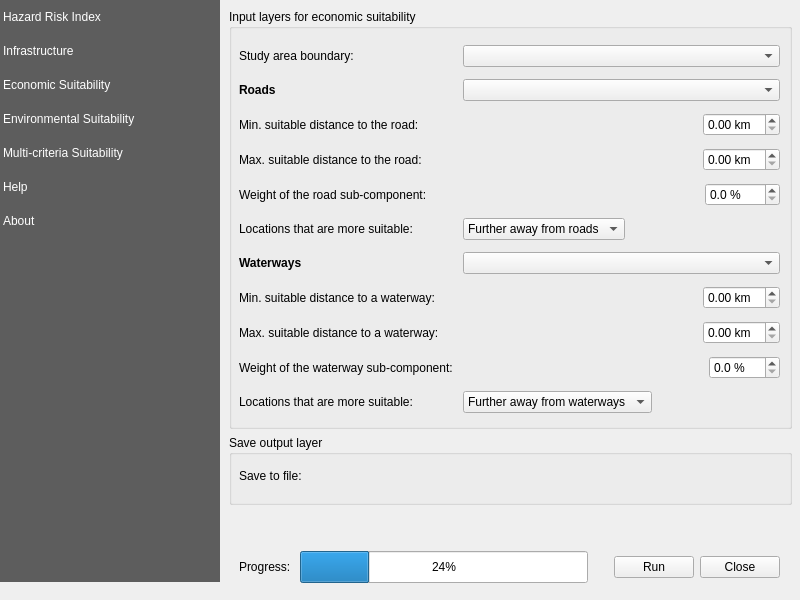
Qt form rasterriskassessmentplugin/resources/ui/main_dialog.ui (iiepdev/mcda-plugin) before a commit.
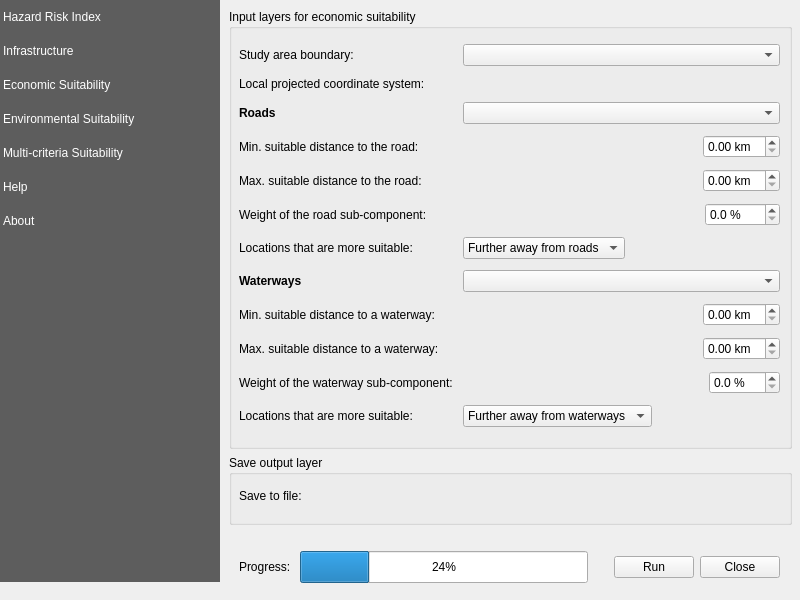
The same form after that commit. Custom widgets are drawn as their Qt base class.

Commit message: More common methods; working econ panel

What changed in the file:
```diff
--- a/rasterriskassessmentplugin/resources/ui/main_dialog.ui
+++ b/rasterriskassessmentplugin/resources/ui/main_dialog.ui
@@ -1345,7 +1345,7 @@
        <property name="minimumSize">
         <size>
          <width>0</width>
-         <height>420</height>
+         <height>440</height>
         </size>
        </property>
        <property name="title">
@@ -1357,165 +1357,11 @@
           <x>10</x>
           <y>30</y>
           <width>541</width>
-          <height>381</height>
+          <height>400</height>
          </rect>
         </property>
         <layout class="QGridLayout" name="gridLayout_20">
-         <item row="0" column="1">
-          <widget class="QgsMapLayerComboBox" name="econ_map_layer_cmb_bx_boundary">
-           <property name="iconSize">
-            <size>
-             <width>16</width>
-             <height>16</height>
-            </size>
-           </property>
-          </widget>
-         </item>
-         <item row="0" column="0">
-          <widget class="QLabel" name="label_78">
-           <property name="text">
-            <string>Study area boundary: </string>
-           </property>
-          </widget>
-         </item>
-         <item row="2" column="1">
-          <layout class="QHBoxLayout" name="horizontalLayout_2">
-           <item>
-            <spacer name="horizontalSpacer">
-             <property name="orientation">
-              <enum>Qt::Horizontal</enum>
-             </property>
-             <property name="sizeHint" stdset="0">
-              <size>
-               <width>40</width>
-               <height>20</height>
-              </size>
-             </property>
-            </spacer>
-           </item>
-           <item>
-            <widget class="QgsDoubleSpinBox" name="econ_dbl_spn_bx_road_min_dist">
-             <property name="sizePolicy">
-              <sizepolicy hsizetype="Fixed" vsizetype="Fixed">
-               <horstretch>0</horstretch>
-               <verstretch>0</verstretch>
-              </sizepolicy>
-             </property>
-             <property name="suffix">
-              <string> km</string>
-             </property>
-            </widget>
-           </item>
-          </layout>
-         </item>
-         <item row="4" column="0">
-          <widget class="QLabel" name="label_85">
-           <property name="text">
-            <string>Weight of the road sub-component:</string>
-           </property>
-          </widget>
-         </item>
-         <item row="2" column="0">
-          <widget class="QLabel" name="label_80">
-           <property name="text">
-            <string>Min. suitable distance to the road: </string>
-           </property>
-          </widget>
-         </item>
-         <item row="1" column="0">
-          <widget class="QLabel" name="label_82">
-           <property name="font">
-            <font>
-             <weight>75</weight>
-             <bold>true</bold>
-            </font>
-           </property>
-           <property name="text">
-            <string>Roads</string>
-           </property>
-          </widget>
-         </item>
-         <item row="4" column="1">
-          <layout class="QHBoxLayout" name="horizontalLayout_18">
-           <item>
-            <spacer name="horizontalSpacer_17">
-             <property name="orientation">
-              <enum>Qt::Horizontal</enum>
-             </property>
-             <property name="sizeHint" stdset="0">
-              <size>
-               <width>40</width>
-               <height>20</height>
-              </size>
-             </property>
-            </spacer>
-           </item>
-           <item>
-            <widget class="QgsDoubleSpinBox" name="econ_dbl_spn_bx_road_weight">
-             <property name="sizePolicy">
-              <sizepolicy hsizetype="Fixed" vsizetype="Fixed">
-               <horstretch>0</horstretch>
-               <verstretch>0</verstretch>
-              </sizepolicy>
-             </property>
-             <property name="suffix">
-              <string> % </string>
-             </property>
-             <property name="decimals">
-              <number>1</number>
-             </property>
-            </widget>
-           </item>
-          </layout>
-         </item>
-         <item row="3" column="0">
-          <widget class="QLabel" name="label_84">
-           <property name="text">
-            <string>Max. suitable distance to the road:</string>
-           </property>
-          </widget>
-         </item>
-         <item row="3" column="1">
-          <layout class="QHBoxLayout" name="horizontalLayout_17">
-           <item>
-            <spacer name="horizontalSpacer_16">
-             <property name="orientation">
-              <enum>Qt::Horizontal</enum>
-             </property>
-             <property name="sizeHint" stdset="0">
-              <size>
-               <width>40</width>
-               <height>20</height>
-              </size>
-             </property>
-            </spacer>
-           </item>
-           <item>
-            <widget class="QgsDoubleSpinBox" name="econ_dbl_spn_bx_road_max_dist">
-             <property name="sizePolicy">
-              <sizepolicy hsizetype="Fixed" vsizetype="Fixed">
-               <horstretch>0</horstretch>
-               <verstretch>0</verstretch>
-              </sizepolicy>
-             </property>
-             <property name="suffix">
-              <string> km</string>
-             </property>
-            </widget>
-           </item>
-          </layout>
-         </item>
-         <item row="1" column="1">
-          <widget class="QgsMapLayerComboBox" name="econ_map_layer_cmb_bx_roads">
-           <property name="iconSize">
-            <size>
-             <width>16</width>
-             <height>16</height>
-            </size>
-           </property>
-          </widget>
-         </item>
-         <item row="5" column="1">
+         <item row="6" column="1">
           <widget class="QComboBox" name="econ_cmb_bx_near_roads">
            <property name="sizePolicy">
             <sizepolicy hsizetype="Fixed" vsizetype="Fixed">
@@ -1535,58 +1381,7 @@
            </item>
           </widget>
          </item>
-         <item row="5" column="0">
-          <widget class="QLabel" name="label_88">
-           <property name="text">
-            <string>Locations that are more suitable: </string>
-           </property>
-          </widget>
-         </item>
-         <item row="8" column="0">
-          <widget class="QLabel" name="label_87">
-           <property name="text">
-            <string>Max. suitable distance to a waterway:</string>
-           </property>
-          </widget>
-         </item>
          <item row="8" column="1">
-          <layout class="QHBoxLayout" name="horizontalLayout_20">
-           <item>
-            <spacer name="horizontalSpacer_19">
-             <property name="orientation">
-              <enum>Qt::Horizontal</enum>
-             </property>
-             <property name="sizeHint" stdset="0">
-              <size>
-               <width>40</width>
-               <height>20</height>
-              </size>
-             </property>
-            </spacer>
-           </item>
-           <item>
-            <widget class="QgsDoubleSpinBox" name="econ_dbl_spn_bx_water_max_dist">
-             <property name="sizePolicy">
-              <sizepolicy hsizetype="Fixed" vsizetype="Fixed">
-               <horstretch>0</horstretch>
-               <verstretch>0</verstretch>
-              </sizepolicy>
-             </property>
-             <property name="suffix">
-              <string> km</string>
-             </property>
-            </widget>
-           </item>
-          </layout>
-         </item>
-         <item row="7" column="0">
-          <widget class="QLabel" name="label_81">
-           <property name="text">
-            <string>Min. suitable distance to a waterway: </string>
-           </property>
-          </widget>
-         </item>
-         <item row="7" column="1">
           <layout class="QHBoxLayout" name="horizontalLayout_19">
            <item>
             <spacer name="horizontalSpacer_18">
@@ -1616,14 +1411,97 @@
            </item>
           </layout>
          </item>
-         <item row="9" column="0">
-          <widget class="QLabel" name="label_86">
+         <item row="4" column="1">
+          <layout class="QHBoxLayout" name="horizontalLayout_17">
+           <item>
+            <spacer name="horizontalSpacer_16">
+             <property name="orientation">
+              <enum>Qt::Horizontal</enum>
+             </property>
+             <property name="sizeHint" stdset="0">
+              <size>
+               <width>40</width>
+               <height>20</height>
+              </size>
+             </property>
+            </spacer>
+           </item>
+           <item>
+            <widget class="QgsDoubleSpinBox" name="econ_dbl_spn_bx_road_max_dist">
+             <property name="sizePolicy">
+              <sizepolicy hsizetype="Fixed" vsizetype="Fixed">
+               <horstretch>0</horstretch>
+               <verstretch>0</verstretch>
+              </sizepolicy>
+             </property>
+             <property name="suffix">
+              <string> km</string>
+             </property>
+            </widget>
+           </item>
+          </layout>
+         </item>
+         <item row="2" column="0">
+          <widget class="QLabel" name="label_82">
+           <property name="font">
+            <font>
+             <weight>75</weight>
+             <bold>true</bold>
+            </font>
+           </property>
            <property name="text">
-            <string>Weight of the waterway sub-component: </string>
+            <string>Roads</string>
            </property>
           </widget>
          </item>
-         <item row="10" column="1">
+         <item row="9" column="1">
+          <layout class="QHBoxLayout" name="horizontalLayout_20">
+           <item>
+            <spacer name="horizontalSpacer_19">
+             <property name="orientation">
+              <enum>Qt::Horizontal</enum>
+             </property>
+             <property name="sizeHint" stdset="0">
+              <size>
+               <width>40</width>
+               <height>20</height>
+              </size>
+             </property>
+            </spacer>
+           </item>
+           <item>
+            <widget class="QgsDoubleSpinBox" name="econ_dbl_spn_bx_water_max_dist">
+             <property name="sizePolicy">
+              <sizepolicy hsizetype="Fixed" vsizetype="Fixed">
+               <horstretch>0</horstretch>
+               <verstretch>0</verstretch>
+              </sizepolicy>
+             </property>
+             <property name="suffix">
+              <string> km</string>
+             </property>
+            </widget>
+           </item>
+          </layout>
+         </item>
+         <item row="0" column="1">
+          <widget class="QgsMapLayerComboBox" name="econ_map_layer_cmb_bx_boundary">
+           <property name="iconSize">
+            <size>
+             <width>16</width>
+             <height>16</height>
+            </size>
+           </property>
+          </widget>
+         </item>
+         <item row="4" column="0">
+          <widget class="QLabel" name="label_84">
+           <property name="text">
+            <string>Max. suitable distance to the road:</string>
+           </property>
+          </widget>
+         </item>
+         <item row="11" column="1">
           <widget class="QComboBox" name="econ_cmb_bx_near_water">
            <property name="sizePolicy">
             <sizepolicy hsizetype="Fixed" vsizetype="Fixed">
@@ -1643,14 +1521,7 @@
            </item>
           </widget>
          </item>
-         <item row="10" column="0">
-          <widget class="QLabel" name="label">
-           <property name="text">
-            <string>Locations that are more suitable: </string>
-           </property>
-          </widget>
-         </item>
-         <item row="6" column="0">
+         <item row="7" column="0">
           <widget class="QLabel" name="label_83">
            <property name="font">
             <font>
@@ -1663,7 +1534,55 @@
            </property>
           </widget>
          </item>
-         <item row="9" column="1">
+         <item row="1" column="0">
+          <widget class="QLabel" name="label_89">
+           <property name="text">
+            <string>Local projected coordinate system:</string>
+           </property>
+          </widget>
+         </item>
+         <item row="1" column="1">
+          <widget class="QgsProjectionSelectionWidget" name="econ_crs_widget" native="true">
+           <property name="sizePolicy">
+            <sizepolicy hsizetype="Preferred" vsizetype="Fixed">
+             <horstretch>0</horstretch>
+             <verstretch>0</verstretch>
+            </sizepolicy>
+           </property>
+          </widget>
+         </item>
+         <item row="0" column="0">
+          <widget class="QLabel" name="label_78">
+           <property name="text">
+            <string>Study area boundary: </string>
+           </property>
+          </widget>
+         </item>
+         <item row="5" column="0">
+          <widget class="QLabel" name="label_85">
+           <property name="text">
+            <string>Weight of the road sub-component:</string>
+           </property>
+          </widget>
+         </item>
+         <item row="10" column="0">
+          <widget class="QLabel" name="label_86">
+           <property name="text">
+            <string>Weight of the waterway sub-component: </string>
+           </property>
+          </widget>
+         </item>
+         <item row="7" column="1">
+          <widget class="QgsMapLayerComboBox" name="econ_map_layer_cmb_bx_waterways">
+           <property name="iconSize">
+            <size>
+             <width>16</width>
+             <height>16</height>
+            </size>
+           </property>
+          </widget>
+         </item>
+         <item row="10" column="1">
           <layout class="QHBoxLayout" name="horizontalLayout_21">
            <item>
             <spacer name="horizontalSpacer_20">
@@ -1696,8 +1615,106 @@
            </item>
           </layout>
          </item>
-         <item row="6" column="1">
-          <widget class="QgsMapLayerComboBox" name="econ_map_layer_cmb_bx_waterways">
+         <item row="11" column="0">
+          <widget class="QLabel" name="label">
+           <property name="text">
+            <string>Locations that are more suitable: </string>
+           </property>
+          </widget>
+         </item>
+         <item row="8" column="0">
+          <widget class="QLabel" name="label_81">
+           <property name="text">
+            <string>Min. suitable distance to a waterway: </string>
+           </property>
+          </widget>
+         </item>
+         <item row="3" column="0">
+          <widget class="QLabel" name="label_80">
+           <property name="text">
+            <string>Min. suitable distance to the road: </string>
+           </property>
+          </widget>
+         </item>
+         <item row="3" column="1">
+          <layout class="QHBoxLayout" name="horizontalLayout_2">
+           <item>
+            <spacer name="horizontalSpacer">
+             <property name="orientation">
+              <enum>Qt::Horizontal</enum>
+             </property>
+             <property name="sizeHint" stdset="0">
+              <size>
+               <width>40</width>
+               <height>20</height>
+              </size>
+             </property>
+            </spacer>
+           </item>
+           <item>
+            <widget class="QgsDoubleSpinBox" name="econ_dbl_spn_bx_road_min_dist">
+             <property name="sizePolicy">
+              <sizepolicy hsizetype="Fixed" vsizetype="Fixed">
+               <horstretch>0</horstretch>
+               <verstretch>0</verstretch>
+              </sizepolicy>
+             </property>
+             <property name="suffix">
+              <string> km</string>
+             </property>
+            </widget>
+           </item>
+          </layout>
+         </item>
+         <item row="6" column="0">
+          <widget class="QLabel" name="label_88">
+           <property name="text">
+            <string>Locations that are more suitable: </string>
+           </property>
+          </widget>
+         </item>
+         <item row="9" column="0">
+          <widget class="QLabel" name="label_87">
+           <property name="text">
+            <string>Max. suitable distance to a waterway:</string>
+           </property>
+          </widget>
+         </item>
+         <item row="5" column="1">
+          <layout class="QHBoxLayout" name="horizontalLayout_18">
+           <item>
+            <spacer name="horizontalSpacer_17">
+             <property name="orientation">
+              <enum>Qt::Horizontal</enum>
+             </property>
+             <property name="sizeHint" stdset="0">
+              <size>
+               <width>40</width>
+               <height>20</height>
+              </size>
+             </property>
+            </spacer>
+           </item>
+           <item>
+            <widget class="QgsDoubleSpinBox" name="econ_dbl_spn_bx_road_weight">
+             <property name="sizePolicy">
+              <sizepolicy hsizetype="Fixed" vsizetype="Fixed">
+               <horstretch>0</horstretch>
+               <verstretch>0</verstretch>
+              </sizepolicy>
+             </property>
+             <property name="suffix">
+              <string> % </string>
+             </property>
+             <property name="decimals">
+              <number>1</number>
+             </property>
+            </widget>
+           </item>
+          </layout>
+         </item>
+         <item row="2" column="1">
+          <widget class="QgsMapLayerComboBox" name="econ_map_layer_cmb_bx_roads">
            <property name="iconSize">
             <size>
              <width>16</width>
```
Left out of the diff: 2 changed lines with no effect on the pictures. The commit also changes 12 other files.
